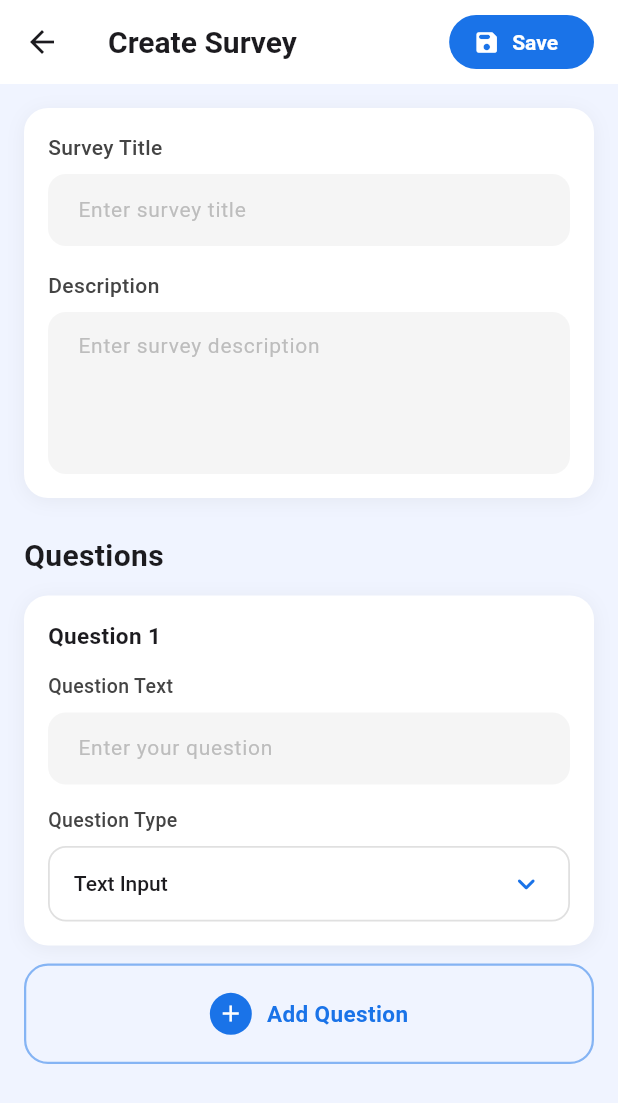
After one commit to Abhisar-else/feild_survey_app, a Flutter app: the CreateSurveyScreen screen opened by its route, on a phone screen of 412 x 824 dp. The commit adds this screen. Shown: the top 1103 px of the screen. Run offline on Flutter 3.47's test engine with Material 3 defaults, Android fonts, the phone set to English and light mode, and no system bars.

Commit message:
add create survey page

```diff
--- a/lib/dasboard.dart
+++ b/lib/dasboard.dart
@@ -1,4 +1,6 @@
 import 'package:flutter/material.dart';
+
+import 'survey_form.dart';
 
 void main() {
   runApp(const FieldSurveyApp());
@@ -58,6 +60,14 @@ class DashboardScreen extends StatelessWidget {
                             title: 'New Survey',
                             icon: Icons.add,
                             color: const Color(0xFF1A65FF),
+                            onTap: () {
+                              Navigator.push(
+                                context,
+                                MaterialPageRoute(
+                                  builder: (context) => const CreateSurveyScreen(),
+                                ),
+                              );
+                            },
                           ),
                         ),
                         const SizedBox(width: 16),
@@ -197,8 +207,11 @@ class DashboardScreen extends StatelessWidget {
     required String title,
     required IconData icon,
     required Color color,
+    VoidCallback? onTap,
   }) {
-    return Container(
+    return GestureDetector(
+      onTap: onTap,
+      child: Container(
         padding: const EdgeInsets.symmetric(vertical: 24),
         decoration: BoxDecoration(
           color: color,
@@ -217,6 +230,7 @@ class DashboardScreen extends StatelessWidget {
               ),
             ),
           ],
+        ),
       ),
     );
   }
--- a/lib/main.dart
+++ b/lib/main.dart
@@ -1,6 +1,7 @@
 import 'package:flutter/material.dart';
 
 import 'dasboard.dart';
+import 'survey_form.dart';
 
 void main() {
   runApp(const FieldSurveyApp());
@@ -19,7 +20,12 @@ class FieldSurveyApp extends StatelessWidget {
         useMaterial3: true,
         fontFamily: 'Roboto',
       ),
-      home: const LoginScreen(),
+      initialRoute: '/',
+      routes: {
+        '/': (context) => const LoginScreen(),
+        '/dashboard': (context) => const DashboardScreen(),
+        '/survey': (context) => const CreateSurveyScreen(),
+      },
     );
   }
 }
--- /dev/null
+++ b/lib/survey_form.dart
@@ -0,0 +1,449 @@
+import 'package:flutter/material.dart';
+
+class QuestionModel {
+  String text;
+  String type;
+  QuestionModel({this.text = '', this.type = 'Text Input'});
+}
+
+class CreateSurveyScreen extends StatefulWidget {
+  const CreateSurveyScreen({super.key});
+
+  @override
+  State<CreateSurveyScreen> createState() => _CreateSurveyScreenState();
+}
+
+class _CreateSurveyScreenState extends State<CreateSurveyScreen> {
+  final _titleController = TextEditingController();
+  final _descController = TextEditingController();
+  final List<QuestionModel> _questions = [QuestionModel()];
+
+  final List<String> _questionTypes = [
+    'Text Input',
+    'Multiple Choice',
+    'Checkbox',
+    'Rating',
+    'Date',
+    'Number',
+  ];
+
+  void _addQuestion() {
+    setState(() => _questions.add(QuestionModel()));
+  }
+
+  void _removeQuestion(int index) {
+    if (_questions.length > 1) {
+      setState(() => _questions.removeAt(index));
+    }
+  }
+
+  void _savesurvey() {
+    if (_titleController.text.trim().isEmpty) {
+      ScaffoldMessenger.of(context).showSnackBar(
+        const SnackBar(content: Text('Please enter a survey title')),
+      );
+      return;
+    }
+    // TODO: integrate with API
+    ScaffoldMessenger.of(context).showSnackBar(
+      const SnackBar(
+        content: Text('Survey saved successfully!'),
+        backgroundColor: Color(0xFF1A73E8),
+      ),
+    );
+    Navigator.pop(context);
+  }
+
+  @override
+  void dispose() {
+    _titleController.dispose();
+    _descController.dispose();
+    super.dispose();
+  }
+
+  @override
+  Widget build(BuildContext context) {
+    return Scaffold(
+      backgroundColor: const Color(0xFFF0F4FF),
+      appBar: AppBar(
+        backgroundColor: Colors.white,
+        elevation: 0,
+        leading: IconButton(
+          icon: const Icon(Icons.arrow_back, color: Color(0xFF1C1B1F)),
+          onPressed: () => Navigator.pop(context),
+        ),
+        title: const Text(
+          'Create Survey',
+          style: TextStyle(
+            fontSize: 20,
+            fontWeight: FontWeight.w600,
+            color: Color(0xFF1C1B1F),
+          ),
+        ),
+        actions: [
+          Padding(
+            padding: const EdgeInsets.only(right: 16, top: 10, bottom: 10),
+            child: ElevatedButton.icon(
+              onPressed: _savesurvey,
+              icon: const Icon(Icons.save_rounded, size: 18),
+              label: const Text('Save'),
+              style: ElevatedButton.styleFrom(
+                backgroundColor: const Color(0xFF1A73E8),
+                foregroundColor: Colors.white,
+                elevation: 0,
+                shape: RoundedRectangleBorder(
+                  borderRadius: BorderRadius.circular(24),
+                ),
+                textStyle: const TextStyle(
+                  fontWeight: FontWeight.w600,
+                  fontSize: 14,
+                ),
+              ),
+            ),
+          ),
+        ],
+      ),
+      body: SingleChildScrollView(
+        padding: const EdgeInsets.all(16),
+        child: Column(
+          crossAxisAlignment: CrossAxisAlignment.start,
+          children: [
+            // ── Survey Info Card ──────────────────────────────────────
+            _SectionCard(
+              child: Column(
+                crossAxisAlignment: CrossAxisAlignment.start,
+                children: [
+                  _FieldLabel('Survey Title'),
+                  const SizedBox(height: 8),
+                  _StyledTextField(
+                    controller: _titleController,
+                    hint: 'Enter survey title',
+                    maxLines: 1,
+                  ),
+                  const SizedBox(height: 16),
+                  _FieldLabel('Description'),
+                  const SizedBox(height: 8),
+                  _StyledTextField(
+                    controller: _descController,
+                    hint: 'Enter survey description',
+                    maxLines: 4,
+                  ),
+                ],
+              ),
+            ),
+
+            const SizedBox(height: 24),
+
+            // ── Questions Header ──────────────────────────────────────
+            const Text(
+              'Questions',
+              style: TextStyle(
+                fontSize: 20,
+                fontWeight: FontWeight.w700,
+                color: Color(0xFF1C1B1F),
+              ),
+            ),
+            const SizedBox(height: 12),
+
+            // ── Question Cards ────────────────────────────────────────
+            ListView.separated(
+              shrinkWrap: true,
+              physics: const NeverScrollableScrollPhysics(),
+              itemCount: _questions.length,
+              separatorBuilder: (context, index) => const SizedBox(height: 12),
+              itemBuilder: (context, index) {
+                return _QuestionCard(
+                  index: index,
+                  question: _questions[index],
+                  questionTypes: _questionTypes,
+                  canDelete: _questions.length > 1,
+                  onDelete: () => _removeQuestion(index),
+                  onTextChanged: (v) =>
+                      setState(() => _questions[index].text = v),
+                  onTypeChanged: (v) =>
+                      setState(() => _questions[index].type = v!),
+                );
+              },
+            ),
+
+            const SizedBox(height: 12),
+
+            // ── Add Question Button ───────────────────────────────────
+            GestureDetector(
+              onTap: _addQuestion,
+              child: Container(
+                width: double.infinity,
+                padding: const EdgeInsets.symmetric(vertical: 18),
+                decoration: BoxDecoration(
+                  color: Colors.transparent,
+                  border: Border.all(
+                    color: const Color(0xFF1A73E8).withValues(alpha: 0.5),
+                    width: 1.5,
+                    // dashed border via custom painter below
+                  ),
+                  borderRadius: BorderRadius.circular(16),
+                ),
+                child: Row(
+                  mainAxisAlignment: MainAxisAlignment.center,
+                  children: [
+                    Container(
+                      width: 28,
+                      height: 28,
+                      decoration: const BoxDecoration(
+                        color: Color(0xFF1A73E8),
+                        shape: BoxShape.circle,
+                      ),
+                      child: const Icon(Icons.add, color: Colors.white, size: 18),
+                    ),
+                    const SizedBox(width: 10),
+                    const Text(
+                      'Add Question',
+                      style: TextStyle(
+                        fontSize: 15,
+                        fontWeight: FontWeight.w600,
+                        color: Color(0xFF1A73E8),
+                      ),
+                    ),
+                  ],
+                ),
+              ),
+            ),
+
+            const SizedBox(height: 32),
+          ],
+        ),
+      ),
+    );
+  }
+}
+
+// ── Reusable Widgets ────────────────────────────────────────────────────────
+
+class _SectionCard extends StatelessWidget {
+  final Widget child;
+  const _SectionCard({required this.child});
+
+  @override
+  Widget build(BuildContext context) {
+    return Container(
+      width: double.infinity,
+      padding: const EdgeInsets.all(16),
+      decoration: BoxDecoration(
+        color: Colors.white,
+        borderRadius: BorderRadius.circular(16),
+        boxShadow: [
+          BoxShadow(
+            color: Colors.black.withValues(alpha: 0.05),
+            blurRadius: 10,
+            offset: const Offset(0, 2),
+          ),
+        ],
+      ),
+      child: child,
+    );
+  }
+}
+
+class _FieldLabel extends StatelessWidget {
+  final String text;
+  const _FieldLabel(this.text);
+
+  @override
+  Widget build(BuildContext context) {
+    return Text(
+      text,
+      style: const TextStyle(
+        fontSize: 14,
+        fontWeight: FontWeight.w500,
+        color: Color(0xFF444444),
+      ),
+    );
+  }
+}
+
+class _StyledTextField extends StatelessWidget {
+  final TextEditingController controller;
+  final String hint;
+  final int maxLines;
+
+  const _StyledTextField({
+    required this.controller,
+    required this.hint,
+    required this.maxLines,
+  });
+
+  @override
+  Widget build(BuildContext context) {
+    return TextField(
+      controller: controller,
+      maxLines: maxLines,
+      style: const TextStyle(fontSize: 14, color: Color(0xFF1C1B1F)),
+      decoration: InputDecoration(
+        hintText: hint,
+        hintStyle: TextStyle(color: Colors.grey[400], fontSize: 14),
+        filled: true,
+        fillColor: const Color(0xFFF5F5F5),
+        contentPadding:
+            const EdgeInsets.symmetric(horizontal: 16, vertical: 12),
+        border: OutlineInputBorder(
+          borderRadius: BorderRadius.circular(12),
+          borderSide: BorderSide.none,
+        ),
+        enabledBorder: OutlineInputBorder(
+          borderRadius: BorderRadius.circular(12),
+          borderSide: BorderSide.none,
+        ),
+        focusedBorder: OutlineInputBorder(
+          borderRadius: BorderRadius.circular(12),
+          borderSide: const BorderSide(color: Color(0xFF1A73E8), width: 1.5),
+        ),
+      ),
+    );
+  }
+}
+
+class _QuestionCard extends StatelessWidget {
+  final int index;
+  final QuestionModel question;
+  final List<String> questionTypes;
+  final bool canDelete;
+  final VoidCallback onDelete;
+  final ValueChanged<String> onTextChanged;
+  final ValueChanged<String?> onTypeChanged;
+
+  const _QuestionCard({
+    required this.index,
+    required this.question,
+    required this.questionTypes,
+    required this.canDelete,
+    required this.onDelete,
+    required this.onTextChanged,
+    required this.onTypeChanged,
+  });
+
+  @override
+  Widget build(BuildContext context) {
+    return Container(
+      padding: const EdgeInsets.all(16),
+      decoration: BoxDecoration(
+        color: Colors.white,
+        borderRadius: BorderRadius.circular(16),
+        boxShadow: [
+          BoxShadow(
+            color: Colors.black.withValues(alpha: 0.05),
+            blurRadius: 10,
+            offset: const Offset(0, 2),
+          ),
+        ],
+      ),
+      child: Column(
+        crossAxisAlignment: CrossAxisAlignment.start,
+        children: [
+          // Header row
+          Row(
+            mainAxisAlignment: MainAxisAlignment.spaceBetween,
+            children: [
+              Text(
+                'Question ${index + 1}',
+                style: const TextStyle(
+                  fontSize: 15,
+                  fontWeight: FontWeight.w600,
+                  color: Color(0xFF1C1B1F),
+                ),
+              ),
+              if (canDelete)
+                GestureDetector(
+                  onTap: onDelete,
+                  child: Container(
+                    padding: const EdgeInsets.all(4),
+                    decoration: BoxDecoration(
+                      color: Colors.red.withValues(alpha: 0.08),
+                      borderRadius: BorderRadius.circular(8),
+                    ),
+                    child: const Icon(Icons.delete_outline,
+                        color: Colors.red, size: 18),
+                  ),
+                ),
+            ],
+          ),
+
+          const SizedBox(height: 14),
+
+          // Question Text
+          const Text(
+            'Question Text',
+            style: TextStyle(
+              fontSize: 13,
+              fontWeight: FontWeight.w500,
+              color: Color(0xFF444444),
+            ),
+          ),
+          const SizedBox(height: 8),
+          TextField(
+            onChanged: onTextChanged,
+            style: const TextStyle(fontSize: 14, color: Color(0xFF1C1B1F)),
+            decoration: InputDecoration(
+              hintText: 'Enter your question',
+              hintStyle: TextStyle(color: Colors.grey[400], fontSize: 14),
+              filled: true,
+              fillColor: const Color(0xFFF5F5F5),
+              contentPadding:
+                  const EdgeInsets.symmetric(horizontal: 16, vertical: 12),
+              border: OutlineInputBorder(
+                borderRadius: BorderRadius.circular(12),
+                borderSide: BorderSide.none,
+              ),
+              enabledBorder: OutlineInputBorder(
+                borderRadius: BorderRadius.circular(12),
+                borderSide: BorderSide.none,
+              ),
+              focusedBorder: OutlineInputBorder(
+                borderRadius: BorderRadius.circular(12),
+                borderSide:
+                    const BorderSide(color: Color(0xFF1A73E8), width: 1.5),
+              ),
+            ),
+          ),
+
+          const SizedBox(height: 14),
+
+          // Question Type
+          const Text(
+            'Question Type',
+            style: TextStyle(
+              fontSize: 13,
+              fontWeight: FontWeight.w500,
+              color: Color(0xFF444444),
+            ),
+          ),
+          const SizedBox(height: 8),
+          Container(
+            padding: const EdgeInsets.symmetric(horizontal: 16),
+            decoration: BoxDecoration(
+              color: Colors.white,
+              borderRadius: BorderRadius.circular(12),
+              border: Border.all(color: const Color(0xFFE0E0E0), width: 1.2),
+            ),
+            child: DropdownButtonHideUnderline(
+              child: DropdownButton<String>(
+                value: question.type,
+                isExpanded: true,
+                icon: const Icon(Icons.keyboard_arrow_down_rounded,
+                    color: Color(0xFF1A73E8)),
+                style: const TextStyle(
+                  fontSize: 14,
+                  color: Color(0xFF1C1B1F),
+                  fontWeight: FontWeight.w500,
+                ),
+                onChanged: onTypeChanged,
+                items: questionTypes
+                    .map((t) => DropdownMenuItem(value: t, child: Text(t)))
+                    .toList(),
+              ),
+            ),
+          ),
+        ],
+      ),
+    );
+  }
+}
```
Also changed, not shown: 1 other file. Lines whose indentation alone changed are shown as unchanged.
